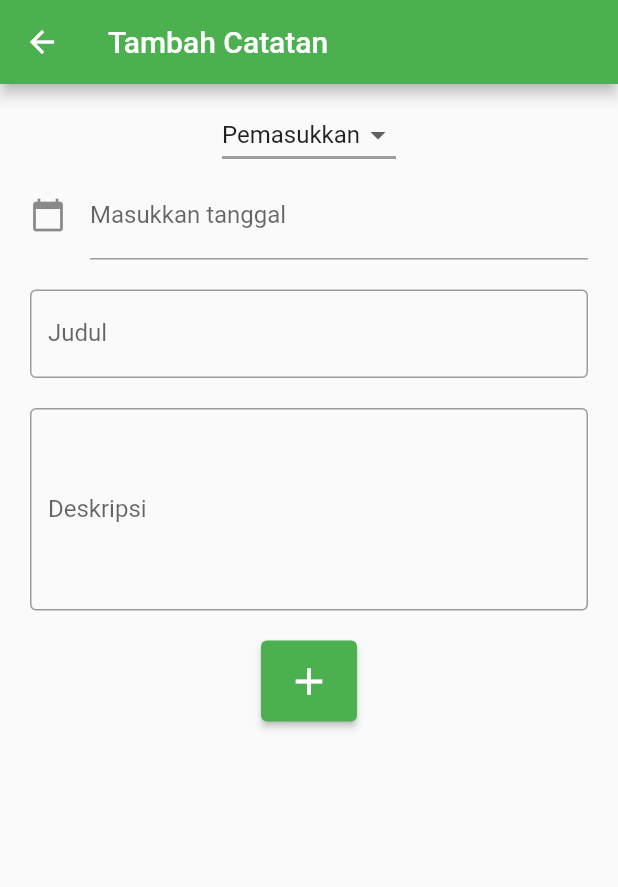
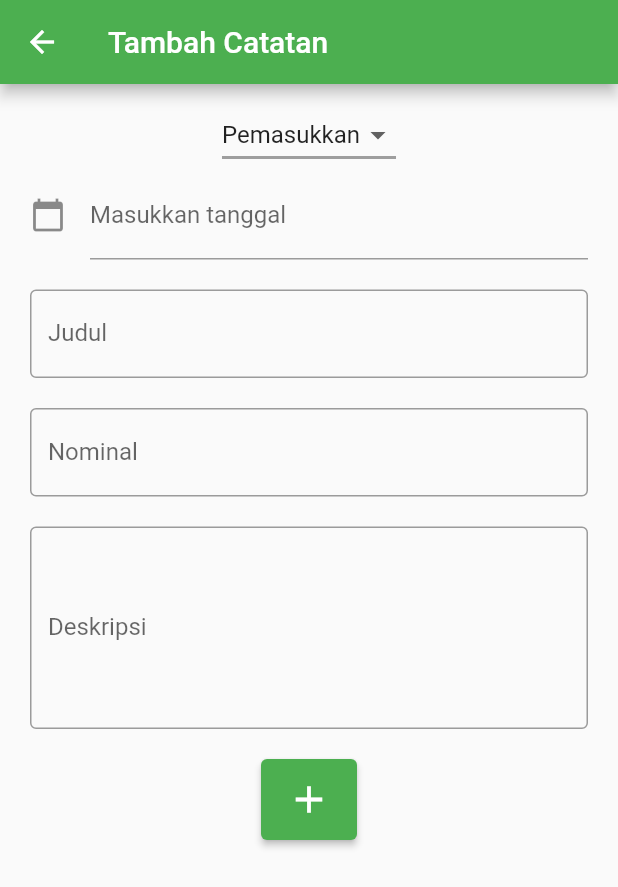
Before and after one commit to tegar-anggana/uas-mobile-kelompok3, a Flutter app: the TambahPage screen opened directly, after a tap on the "add" icon, on a phone screen of 412 x 824 dp. Shown: the top 887 px of the screen. Run offline on Flutter 3.47's test engine with Material 2 defaults, Android fonts, the phone set to English and light mode, and no system bars; our stand-ins replace cloud_firestore, firebase_core; accounts and stored records are empty.

Commit message:
create beres

```diff
--- a/lib/catatan_detail_page.dart
+++ b/lib/catatan_detail_page.dart
@@ -111,8 +111,7 @@ class _CatatanDetailPageState extends State<CatatanDetailPage> {
                         style: TextStyle(color: Colors.white, fontSize: 17),
                       ),
                       Text(
-                        DateFormat("EEEE, d MMMM yyyy", "id_ID")
-                            .format(widget.data['tanggal'].toDate()),
+                        widget.data['tanggal'],
                         style: const TextStyle(
                             color: Colors.white,
                             fontSize: 17,
--- a/lib/home_page.dart
+++ b/lib/home_page.dart
@@ -50,15 +50,15 @@ class _HomePageState extends State<HomePage> {
                                     .where((e) => e['jenis'] == 'Pemasukkan')) {
                                   recordsList.add(result.data());
                                 }
-                                int total = 0;
+                                double total = 0;
                                 for (var data in recordsList) {
-                                  total = (total + data['nominal']) as int;
+                                  total = (total + data['nominal']);
                                 }
                                 return Text(
                                   CurrencyFormat.convertToIdr(total, 0),
                                   style: TextStyle(
                                     fontWeight: FontWeight.bold,
-                                    fontSize: 20,
+                                    fontSize: 17,
                                     height: 1.5,
                                     color: Colors.green[700],
                                   ),
@@ -89,15 +89,15 @@ class _HomePageState extends State<HomePage> {
                                     (e) => e['jenis'] == 'Pengeluaran')) {
                                   recordsList.add(result.data());
                                 }
-                                int total = 0;
+                                double total = 0;
                                 for (var data in recordsList) {
-                                  total = (total + data['nominal']) as int;
+                                  total = (total + data['nominal']);
                                 }
                                 return Text(
                                   CurrencyFormat.convertToIdr(total, 0),
                                   style: const TextStyle(
                                     fontWeight: FontWeight.bold,
-                                    fontSize: 20,
+                                    fontSize: 17,
                                     height: 1.5,
                                     color: Color.fromARGB(255, 225, 99, 9),
                                   ),
@@ -135,8 +135,7 @@ class _HomePageState extends State<HomePage> {
                             title: Text(
                                 '${documentSnapshot['judul']} (${CurrencyFormat.convertToIdr(documentSnapshot['nominal'], 0)})'),
                             subtitle: Text(
-                              DateFormat("EEEE, d MMMM yyyy", "id_ID")
-                                  .format(documentSnapshot['tanggal'].toDate()),
+                              documentSnapshot['tanggal'],
                               style:
                                   const TextStyle(fontWeight: FontWeight.bold),
                             ),
@@ -156,7 +155,7 @@ class _HomePageState extends State<HomePage> {
                       },
                     );
                   } else {
-                    return const Text('mantap');
+                    return const Text('');
                   }
                 }),
           ),
--- a/lib/tambah_page.dart
+++ b/lib/tambah_page.dart
@@ -1,3 +1,4 @@
+import 'package:cloud_firestore/cloud_firestore.dart';
 import 'package:flutter/material.dart';
 import 'package:intl/intl.dart';
 
@@ -9,14 +10,23 @@ class TambahPage extends StatefulWidget {
 }
 
 class _TambahPageState extends State<TambahPage> {
-  bool isSwitch = false;
-  bool? isCheckbox = false;
+  // TextEditingController jenisController = TextEditingController();
+  String jenisCatatan = "Pemasukkan";
+  TextEditingController judulController = TextEditingController();
+  TextEditingController nominalController = TextEditingController();
+  TextEditingController deskripsiController = TextEditingController();
   TextEditingController dateInput = TextEditingController();
 
   @override
   void initState() {
     dateInput.text = ""; // value awal dari text field
     super.initState();
+  }
+
+  void aturJenis(String jenis) {
+    setState(() {
+      jenisCatatan = jenis;
+    });
   }
 
   @override
@@ -32,7 +42,7 @@ class _TambahPageState extends State<TambahPage> {
           width: double.infinity,
           child: Column(
             children: [
-              const DropdownJenisCatatan(),
+              DropdownJenisCatatan(aturJenis: aturJenis),
               TextField(
                 controller: dateInput,
                 // mengedit controller dari TextField ini
@@ -50,12 +60,10 @@ class _TambahPageState extends State<TambahPage> {
                       lastDate: DateTime(2100));
 
                   if (pickedDate != null) {
-                    print(
-                        pickedDate); //pickedDate output format => 2021-03-10 00:00:00.000
-
+                    //pickedDate output format => 2021-03-10 00:00:00.000
                     String formattedDate =
-                        DateFormat('dd-MM-yyyy').format(pickedDate);
-                    print(formattedDate);
+                        DateFormat("EEEE, d MMMM yyyy", "id_ID")
+                            .format(pickedDate);
                     setState(() {
                       dateInput.text =
                           formattedDate; // meng-set nya ke TextField value
@@ -64,17 +72,26 @@ class _TambahPageState extends State<TambahPage> {
                 },
               ),
               const Padding(padding: EdgeInsets.all(10)),
-              const TextField(
-                // obscureText: true,
-                decoration: InputDecoration(
+              TextField(
+                controller: judulController,
+                decoration: const InputDecoration(
                   border: OutlineInputBorder(),
                   labelText: 'Judul',
                 ),
               ),
               const Padding(padding: EdgeInsets.all(10)),
-              const TextField(
-                // obscureText: true,
-                decoration: InputDecoration(
+              TextField(
+                controller: nominalController,
+                keyboardType: TextInputType.number,
+                decoration: const InputDecoration(
+                  border: OutlineInputBorder(),
+                  labelText: 'Nominal',
+                ),
+              ),
+              const Padding(padding: EdgeInsets.all(10)),
+              TextField(
+                controller: deskripsiController,
+                decoration: const InputDecoration(
                   border: OutlineInputBorder(),
                   labelText: 'Deskripsi',
                 ),
@@ -82,7 +99,29 @@ class _TambahPageState extends State<TambahPage> {
               ),
               const Padding(padding: EdgeInsets.all(10)),
               ElevatedButton(
-                onPressed: () {},
+                onPressed: () async {
+                  final String tanggal = dateInput.text;
+                  final String judul = judulController.text;
+                  final String jenis = jenisCatatan;
+                  final String deskripsi = deskripsiController.text;
+                  final double? nominal =
+                      double.tryParse(nominalController.text);
+                  await FirebaseFirestore.instance.collection('records').add({
+                    "judul": judul,
+                    "tanggal": tanggal,
+                    "jenis": jenis,
+                    "deskripsi": deskripsi,
+                    "nominal": nominal,
+                  });
+
+                  judulController.text = '';
+                  setState(() {
+                    dateInput.text = '';
+                  });
+                  judulController.text = '';
+                  deskripsiController.text = '';
+                  nominalController.text = '';
+                },
                 style: ElevatedButton.styleFrom(
                   padding: const EdgeInsets.all(12),
                 ),
@@ -100,7 +139,8 @@ class _TambahPageState extends State<TambahPage> {
 const List<String> list = <String>['Pemasukkan', 'Pengeluaran'];
 
 class DropdownJenisCatatan extends StatefulWidget {
-  const DropdownJenisCatatan({super.key});
+  const DropdownJenisCatatan({super.key, required this.aturJenis});
+  final void Function(String jenis) aturJenis;
 
   @override
   State<DropdownJenisCatatan> createState() => DropdownJenisCatatanState();
@@ -124,6 +164,7 @@ class DropdownJenisCatatanState extends State<DropdownJenisCatatan> {
         setState(() {
           dropdownValue = value!;
         });
+        widget.aturJenis(dropdownValue);
       },
       items: list.map<DropdownMenuItem<String>>((String value) {
         return DropdownMenuItem<String>(
```
